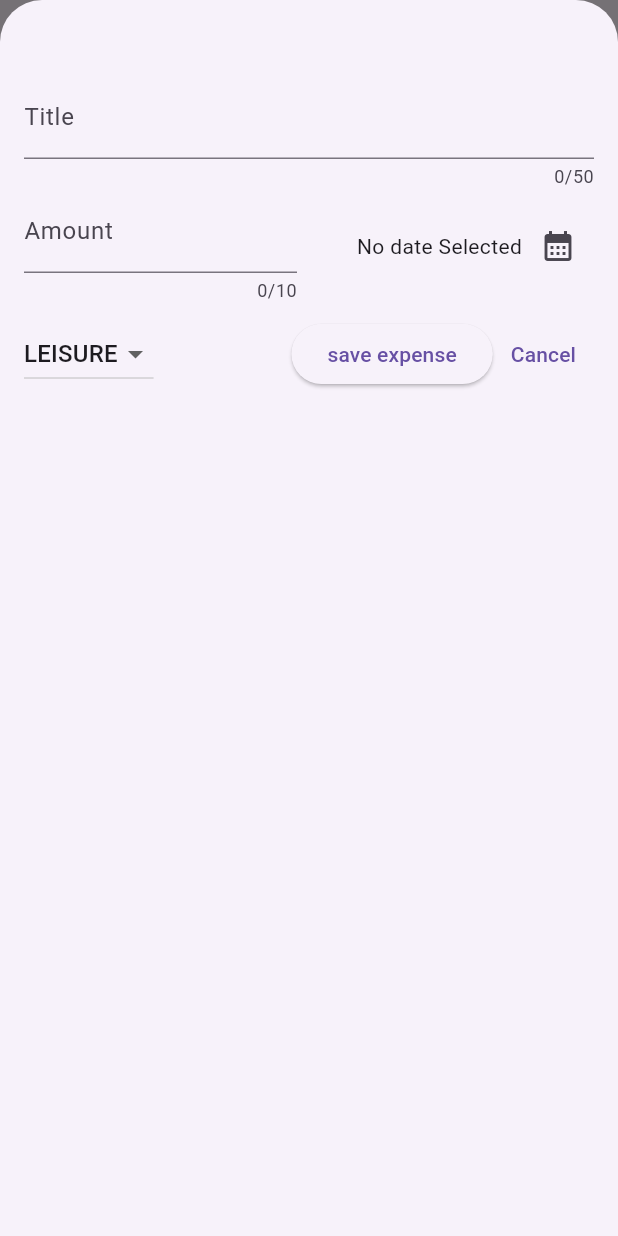
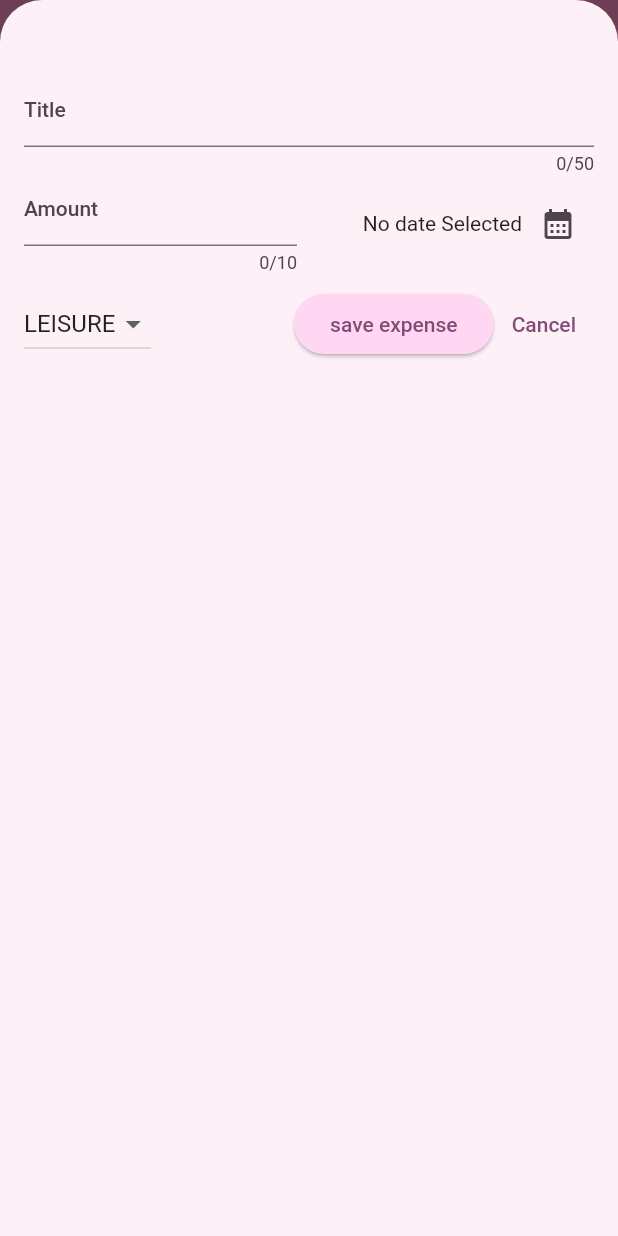
Before and after one commit to Bidhan-Poudel/Flutter_Practice_Expense_Tracker, a Flutter app: the screen it shows after launch, after a tap on the "add" icon, on a phone screen of 412 x 824 dp. Run offline on Flutter 3.47's test engine with Material 2 defaults, Android fonts, the phone set to English and light mode, and no system bars.

Commit message:
Added styling

```diff
--- a/lib/main.dart
+++ b/lib/main.dart
@@ -1,11 +1,38 @@
 import 'package:flutter/material.dart';
 import 'package:expense_tracker/widgets/expenses.dart';
 
+var kColorScheme = ColorScheme.fromSeed(
+  seedColor:const Color.fromARGB(45, 186, 92, 172),
+);
+
 void main() {
   runApp(
-     MaterialApp(
-      theme: ThemeData(useMaterial3: true),
-      home:const  Expenses(),
+    MaterialApp(
+      theme: ThemeData().copyWith(
+        useMaterial3: true,
+        colorScheme: kColorScheme,
+        appBarTheme: const AppBarTheme().copyWith(
+          backgroundColor: const Color.fromARGB(183, 236, 86, 163),
+          foregroundColor: kColorScheme.primaryContainer,
+          centerTitle: true,
+        ),
+        cardTheme: const CardTheme().copyWith(
+          color: kColorScheme.secondaryContainer,
+          margin: const EdgeInsets.symmetric(horizontal: 16, vertical: 8),
+        ),
+        elevatedButtonTheme: ElevatedButtonThemeData(
+          style: ElevatedButton.styleFrom(
+            backgroundColor: kColorScheme.primaryContainer,
+          ),
+        ),
+        textTheme: ThemeData().textTheme.copyWith(
+              titleLarge: TextStyle(
+                  fontWeight: FontWeight.normal,
+                  color: kColorScheme.onSecondaryContainer,
+                  fontSize: 14),
+            ),
+      ),
+      home: const Expenses(),
     ),
   );
 }
--- a/lib/widgets/expenses.dart
+++ b/lib/widgets/expenses.dart
@@ -1,3 +1,5 @@
+
+
 import 'package:expense_tracker/widgets/expenses_list/expenses_list.dart';
 import 'package:expense_tracker/models/expense.dart';
 import 'package:expense_tracker/widgets/new_expense.dart';
@@ -13,8 +15,7 @@ class Expenses extends StatefulWidget {
 }
 
 class _ExpensesState extends State<Expenses> {
-  final List<Expense> _registeredExpenses = [
-    Expense(
+  final List<Expense> _registeredExpenses = [ Expense(
         title: "Flutter Course",
         amount: 19.99,
         date: DateTime.now(),
@@ -23,31 +24,53 @@ class _ExpensesState extends State<Expenses> {
         title: "Momo",
         amount: 12.23,
         date: DateTime.now(),
-        category: Category.food),
-  ];
+        category: Category.food),];
 
   void _openAddExpenseOverlay() {
     showModalBottomSheet(
       isScrollControlled: true,
       context: context,
-      builder: (ctx) =>   NewExpense(onAddExpense:_addExpense),
+      builder: (ctx) => NewExpense(onAddExpense: _addExpense),
     );
   }
 
-  void _addExpense(Expense expense){
-    setState((){
-    _registeredExpenses.add(expense);
+  void _addExpense(Expense expense) {
+    setState(() {
+      _registeredExpenses.add(expense);
     });
   }
 
-  void _removeExpense(Expense expense){
-    setState((){
+  void _removeExpense(Expense expense) {
+    final expenseIndex = _registeredExpenses.indexOf(expense);
+    setState(() {
       _registeredExpenses.remove(expense);
     });
+    ScaffoldMessenger.of(context).clearSnackBars();
+    ScaffoldMessenger.of(context)
+        .showSnackBar(SnackBar(
+          duration: const Duration(seconds: 3),
+          content: const Text('Expense deleted'),
+          action:SnackBarAction(label: 'Undo' , onPressed: (){
+            setState(() {
+              _registeredExpenses.insert(expenseIndex, expense);
+            });
+          })
+          ),);
   }
 
   @override
   Widget build(context) {
+    Widget mainContent = const Center(
+      child: Text("No expenses found. Start adding some!"),
+    );
+
+    if (_registeredExpenses.isNotEmpty) {
+      mainContent = ExpensesList(
+        expenses: _registeredExpenses,
+        onRemoveExpense: _removeExpense,
+      );
+    }
+
     return Scaffold(
       appBar: AppBar(
         title: const Text('Flutter ExpenseTracker'),
@@ -61,9 +84,9 @@ class _ExpensesState extends State<Expenses> {
       body: Column(
         mainAxisAlignment: MainAxisAlignment.center,
         children: [
-          const Text("Hello World"),
+          const Text("Expense Tracker"),
           Expanded(
-            child: ExpensesList(expenses: _registeredExpenses, onRemoveExpense: _removeExpense,),
+            child: mainContent,
           ),
         ],
       ),
--- a/lib/widgets/expenses_list/expense_item.dart
+++ b/lib/widgets/expenses_list/expense_item.dart
@@ -10,10 +10,15 @@ class ExpenseItem extends StatelessWidget {
   Widget build(context) {
     return Card(
       child: Padding(
-          padding: const EdgeInsets.symmetric(horizontal: 20, vertical: 20),
+          padding: const EdgeInsets.symmetric(
+            horizontal: 20,
+            vertical: 20,
+          ),
           child: Column(
+            crossAxisAlignment: CrossAxisAlignment.start,
             children: [
-              Text(expense.title),
+              Text(expense.title,
+                  style: Theme.of(context).textTheme.titleLarge),
               const SizedBox(
                 height: 4,
               ),
@@ -23,8 +28,8 @@ class ExpenseItem extends StatelessWidget {
                   const Spacer(),
                   Row(
                     children: [
-                       Icon(categoryIcons[expense.category]),
-                      const SizedBox(width:8),
+                      Icon(categoryIcons[expense.category]),
+                      const SizedBox(width: 8),
                       Text(expense.formattedDate),
                     ],
                   ),
--- a/lib/widgets/expenses_list/expenses_list.dart
+++ b/lib/widgets/expenses_list/expenses_list.dart
@@ -15,6 +15,9 @@ class ExpensesList extends StatelessWidget {
     return ListView.builder(
       itemCount: expenses.length,
       itemBuilder: (ctx, index) => Dismissible(
+        background: Container(color:Theme.of(context).colorScheme.error.withOpacity(0.56),
+        margin:EdgeInsets.symmetric(horizontal: Theme.of(context).cardTheme.margin!.horizontal),
+        ),
         key: ValueKey(expenses[index]),
         onDismissed: (direction) {
           onRemoveExpense(expenses[index]);
```
